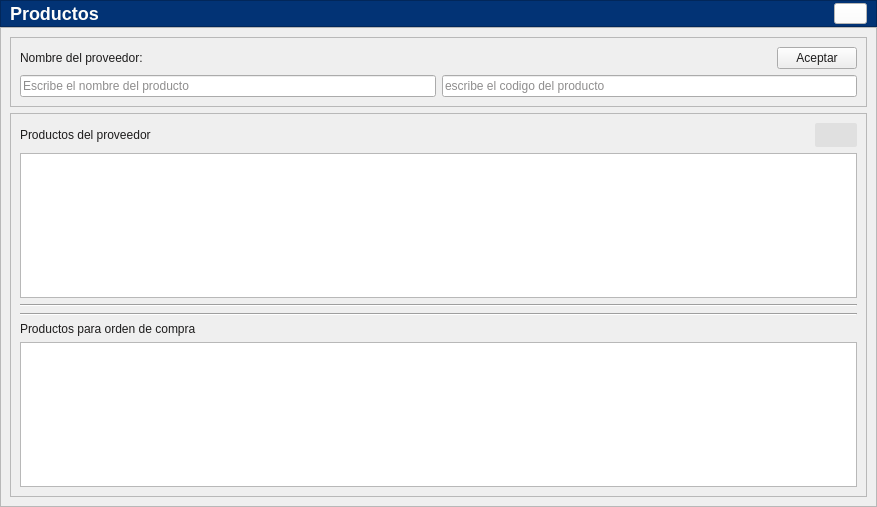
Before: the Qt Designer form app/View/UserInterfaceUi/UI_SELECCIONAR_PRODUCTOS_DEL_VENDEDOR.ui in LAngelVp/software-punto-de-venta, drawn with Qt 5.
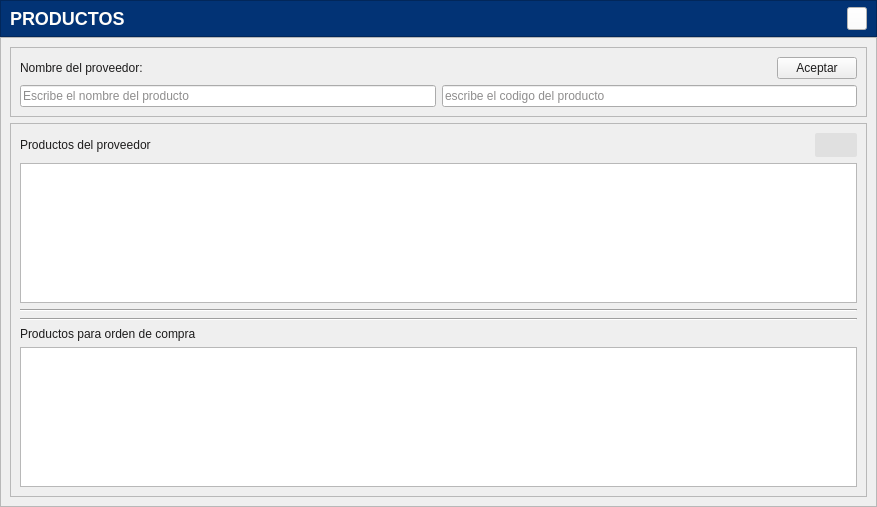
After: the same form once the commit is applied. Icons and pictures are not drawn.

The edit to the form file:
```diff
--- a/app/View/UserInterfaceUi/UI_SELECCIONAR_PRODUCTOS_DEL_VENDEDOR.ui
+++ b/app/View/UserInterfaceUi/UI_SELECCIONAR_PRODUCTOS_DEL_VENDEDOR.ui
@@ -21,7 +21,7 @@
 }
 #contenedor_encabezado{
 background: #023375;
-max-height: 25px;
+min-height: 35px;
 }
 #etiqueta_encabezado_productosProveedor{
 color: #fffefb;
@@ -88,7 +88,8 @@
 [objectName*=&quot;tabla_&quot;] {
     font-family: Arial;
     font-size: 14px;
-background: #F5F5F5;
+background: #E3E3E3;
+border:none;
 }
 
 /* Encabezados de la tabla */
@@ -150,7 +151,7 @@
       <item>
        <widget class="QLabel" name="etiqueta_encabezado_productosProveedor">
         <property name="text">
-         <string>Productos</string>
+         <string>PRODUCTOS</string>
         </property>
        </widget>
       </item>
@@ -260,7 +261,7 @@
            <x>0</x>
            <y>0</y>
            <width>853</width>
-           <height>351</height>
+           <height>341</height>
           </rect>
          </property>
          <layout class="QGridLayout" name="gridLayout_3">
```
